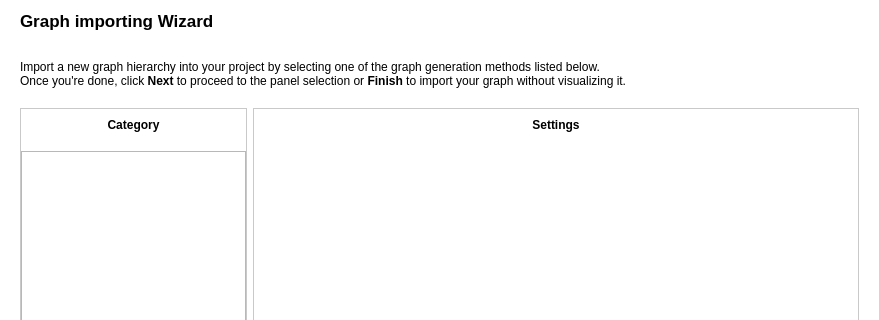
Above: plugins/perspective/GraphPerspective/designer/ImportWizard.ui from vadivelselvaraj/TulipGLImprovement before the change; both pictures show x 0 to 879 and y 0 to 320 of the 879 by 458 pixel window. Below: the same form after it.
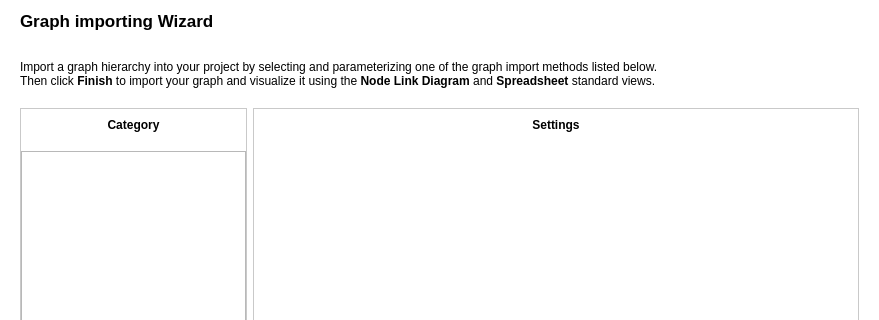
That is the form after the change. Icons and pictures are not drawn.

Commit message: fix erroneous explaination in "Graph import Wizard" dialog

What changed in the file:
```diff
--- a/plugins/perspective/GraphPerspective/designer/ImportWizard.ui
+++ b/plugins/perspective/GraphPerspective/designer/ImportWizard.ui
@@ -68,7 +68,7 @@
     <item>
      <widget class="QLabel" name="label">
       <property name="text">
-       <string>&lt;br /&gt;Import a new graph hierarchy into your project by selecting one of the graph generation methods listed below.&lt;br/&gt;Once you're done, click &lt;b&gt;Next&lt;/b&gt; to proceed to the panel selection or &lt;b&gt;Finish&lt;/b&gt; to import your graph without visualizing it.&lt;br/&gt; </string>
+       <string>&lt;br /&gt;Import a graph hierarchy into your project by selecting and parameterizing one of the graph import methods listed below.&lt;br/&gt;Then click &lt;b&gt;Finish&lt;/b&gt; to import your graph and visualize it using the &lt;b&gt;Node Link Diagram&lt;/b&gt; and &lt;b&gt;Spreadsheet&lt;/b&gt; standard views.&lt;br/&gt; </string>
       </property>
       <property name="wordWrap">
        <bool>true</bool>
```
